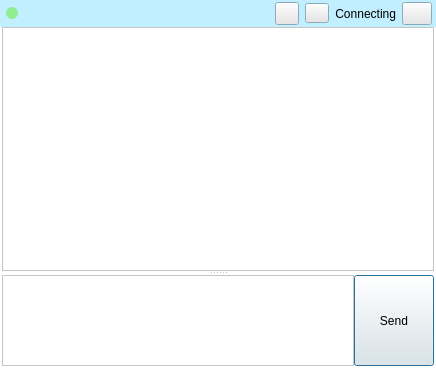
First picture: the form in examples/qtmegachatapi/chatWindow.ui, repository meganz/MEGAchat, before the edit.
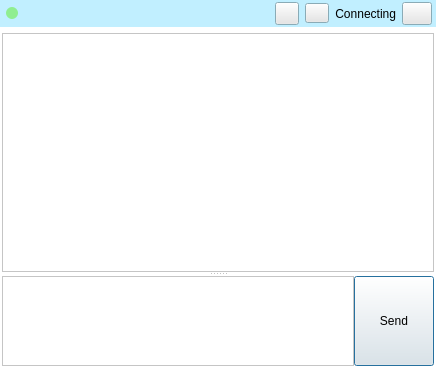
Second picture: the form after the edit. Icons and pictures are not drawn. Custom widgets are drawn as their Qt base class.

Commit message: Join started groupcall and change UI in gropcalls

What changed in the file:
```diff
--- a/examples/qtmegachatapi/chatWindow.ui
+++ b/examples/qtmegachatapi/chatWindow.ui
@@ -107,10 +107,7 @@
      <property name="autoFillBackground">
       <bool>true</bool>
      </property>
-     <layout class="QVBoxLayout" name="verticalLayout_3" stretch="0,1">
-      <property name="spacing">
-       <number>0</number>
-      </property>
+     <layout class="QGridLayout" name="gridLayout">
       <property name="leftMargin">
        <number>0</number>
       </property>
@@ -450,7 +447,7 @@
         </layout>
        </widget>
       </item>
-      <item>
+      <item row="1" column="0">
        <widget class="QWidget" name="mTextChatWidget" native="true">
         <property name="sizePolicy">
          <sizepolicy hsizetype="Preferred" vsizetype="Preferred">
@@ -552,8 +549,8 @@
                 <string>&lt;!DOCTYPE HTML PUBLIC &quot;-//W3C//DTD HTML 4.0//EN&quot; &quot;http://www.w3.org/TR/REC-html40/strict.dtd&quot;&gt;
 &lt;html&gt;&lt;head&gt;&lt;meta name=&quot;qrichtext&quot; content=&quot;1&quot; /&gt;&lt;style type=&quot;text/css&quot;&gt;
 p, li { white-space: pre-wrap; }
-&lt;/style&gt;&lt;/head&gt;&lt;body style=&quot; font-family:'.Helvetica Neue DeskInterface'; font-size:13pt; font-weight:400; font-style:normal;&quot;&gt;
-&lt;p style=&quot;-qt-paragraph-type:empty; margin-top:0px; margin-bottom:0px; margin-left:0px; margin-right:0px; -qt-block-indent:0; text-indent:0px;&quot;&gt;&lt;br /&gt;&lt;/p&gt;&lt;/body&gt;&lt;/html&gt;</string>
+&lt;/style&gt;&lt;/head&gt;&lt;body style=&quot; font-family:'Cantarell'; font-size:11pt; font-weight:400; font-style:normal;&quot;&gt;
+&lt;p style=&quot;-qt-paragraph-type:empty; margin-top:0px; margin-bottom:0px; margin-left:0px; margin-right:0px; -qt-block-indent:0; text-indent:0px; font-family:'.Helvetica Neue DeskInterface'; font-size:13pt;&quot;&gt;&lt;br /&gt;&lt;/p&gt;&lt;/body&gt;&lt;/html&gt;</string>
                </property>
               </widget>
              </item>
```
Left out of the diff: 2 changed lines with no effect on the pictures. The commit also changes 3 other files.
